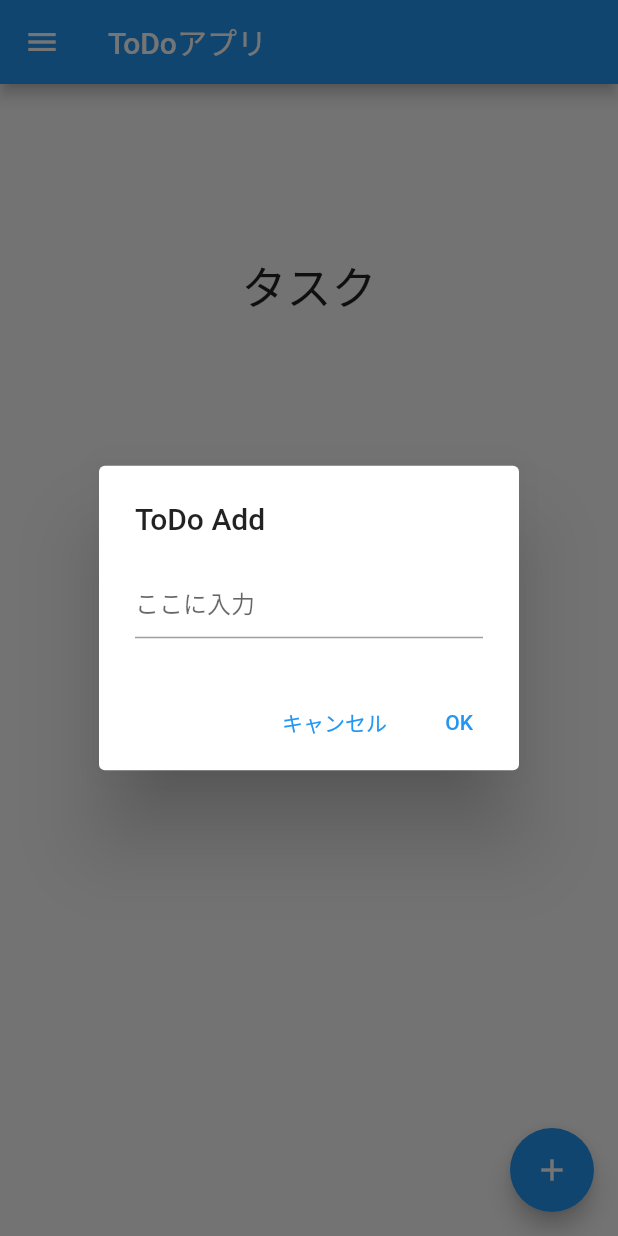
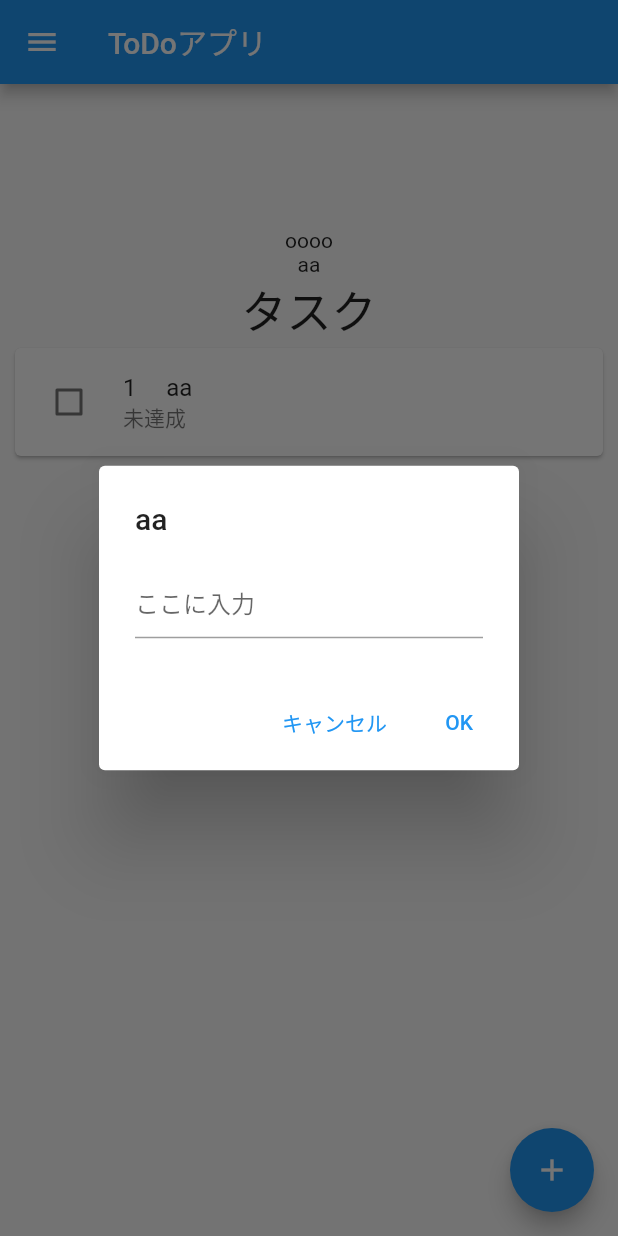
Before and after one commit to SSOkada/Todo, a Flutter app: the screen it shows after launch, after a tap on the "add" icon, on a phone screen of 412 x 824 dp. Run offline on Flutter 3.47's test engine with Material 2 defaults, Android fonts, the phone set to English and light mode, and no system bars; our stand-ins replace flutter_riverpod, hooks_riverpod.

Commit message:
RiverPod移行途中

```diff
--- a/lib/compornets/input_dialog.dart
+++ b/lib/compornets/input_dialog.dart
@@ -1,19 +1,33 @@
 import 'package:flutter/material.dart';
 import 'package:flutter/src/widgets/framework.dart';
 import 'package:flutter/src/widgets/placeholder.dart';
+import 'package:hooks_riverpod/hooks_riverpod.dart';
 import 'package:provider/provider.dart';
 
+import '../main.dart';
+import '../model/todo_data.dart';
 import '../state/todo_provider.dart';
 
+// final _todoProvider = StateNotifierProvider<TodoNotifier, List<todoData>>(
+//     (ref) => TodoNotifier());
+
+void main() {
+  runApp(
+    const ProviderScope(
+      child: MyApp(),
+    ),
+  );
+}
+
 @override
-Future<void> InputDialog(BuildContext context) async {
+Future<void> InputDialog(BuildContext context, WidgetRef ref) async {
   String todo = '';
-  final todoProvider = Provider.of<TodoNotifier>(context, listen: false);
   return await showDialog(
       context: context,
       builder: (context) {
         return AlertDialog(
-          title: Text('ToDo Add'),
+          title: Text(
+              ref.watch(todoProvider)[ref.watch(todoProvider).length - 1].name),
           content: TextField(
             decoration: InputDecoration(hintText: 'ここに入力'),
             onChanged: (value) => todo = value,
@@ -27,7 +41,11 @@ Future<void> InputDialog(BuildContext context) async {
             ),
             TextButton(
               onPressed: () {
-                todoProvider.todoAdd(todo);
+                todoData todoD =
+                    todoData(ref.watch(todoProvider).length + 1, todo, false);
+                ref.watch(todoProvider.notifier).addToDo(todoD);
+                print('ref.watch(_todoProvider).length');
+                print(ref.watch(todoProvider).length);
                 Navigator.pop(context);
               },
               child: Text('OK'),
--- a/lib/main.dart
+++ b/lib/main.dart
@@ -1,12 +1,20 @@
 import 'package:flutter/material.dart';
 import 'package:helloworld/screens/todo/todo.dart';
 import 'package:helloworld/state/todo_provider.dart';
+import 'package:hooks_riverpod/hooks_riverpod.dart';
 import 'package:provider/provider.dart';
 
 import 'model/todo_data.dart';
 
+final _todoProvider = StateNotifierProvider<TodoNotifier, List<todoData>>(
+    (ref) => TodoNotifier());
+
 void main() {
-  runApp(const MyApp());
+  runApp(
+    ProviderScope(
+      child: MyApp(),
+    ),
+  );
 }
 
 class MyApp extends StatelessWidget {
@@ -20,25 +28,17 @@ class MyApp extends StatelessWidget {
       theme: ThemeData(
         primarySwatch: Colors.blue,
       ),
-      home: const MyHomePage(title: 'Flutter Demo Home Page'),
+      home: ToDo(),
     );
   }
 }
 
-class MyHomePage extends StatefulWidget {
+class MyHomePage extends HookConsumerWidget {
   const MyHomePage({super.key, required this.title});
   final String title;
 
   @override
-  State<MyHomePage> createState() => _MyHomePageState();
-}
-
-class _MyHomePageState extends State<MyHomePage> {
-  @override
-  Widget build(BuildContext context) {
-    return ChangeNotifierProvider(
-      create: (context) => TodoNotifier(),
-      child: const ToDo(),
-    );
+  Widget build(BuildContext context, WidgetRef ref) {
+    return ToDo();
   }
 }
--- a/lib/model/todo_data.dart
+++ b/lib/model/todo_data.dart
@@ -1,6 +1,7 @@
 class todoData {
+  int id;
   String name;
   bool flg;
 
-  todoData(this.name, this.flg);
+  todoData(this.id, this.name, this.flg);
 }
--- a/lib/screens/todo/todo.dart
+++ b/lib/screens/todo/todo.dart
@@ -1,25 +1,23 @@
 import 'package:flutter/material.dart';
 import 'package:flutter/src/widgets/framework.dart';
 import 'package:flutter/src/widgets/placeholder.dart';
+import 'package:flutter_riverpod/flutter_riverpod.dart';
+import 'package:helloworld/main.dart';
 import 'package:helloworld/state/todo_provider.dart';
+import 'package:hooks_riverpod/hooks_riverpod.dart';
 import 'package:provider/provider.dart';
 
 import '../../compornets/input_dialog.dart';
 import '../../model/todo_data.dart';
+import '../../state/test.dart';
 
-class ToDo extends StatefulWidget {
-  const ToDo({super.key});
+final test = StateNotifierProvider<Test, String>((ref) => Test());
 
-  @override
-  State<ToDo> createState() => _ToDoState();
-}
-
-class _ToDoState extends State<ToDo> {
+class ToDo extends HookConsumerWidget {
   final title = 'ToDoアプリ';
 
   @override
-  Widget build(BuildContext context) {
-    final todoProvider = Provider.of<TodoNotifier>(context);
+  Widget build(BuildContext context, WidgetRef ref) {
     return Scaffold(
       drawer: Drawer(),
       appBar: AppBar(
@@ -29,6 +27,10 @@ class _ToDoState extends State<ToDo> {
         child: Column(
           mainAxisAlignment: MainAxisAlignment.center,
           children: <Widget>[
+            Text(ref.watch(test)),
+            Text(ref
+                .watch(todoProvider)[ref.watch(todoProvider).length - 1]
+                .name),
             const Text(
               'タスク',
               style: TextStyle(fontSize: 30),
@@ -37,31 +39,34 @@ class _ToDoState extends State<ToDo> {
               height: 500,
               width: 400,
               child: ListView.builder(
-                itemCount: todoProvider.todoList.length,
+                itemCount: ref.watch(todoProvider).length,
                 itemBuilder: (
                   BuildContext context,
                   int index,
                 ) {
+                  print('index');
+                  print(index);
+                  print(ref.watch(todoProvider).length);
                   return Card(
                     child: Container(
                       child: Column(
                         children: <Widget>[
                           CheckboxListTile(
                             activeColor: Colors.blue,
-                            title: Text(todoProvider.todoList[index] != null
-                                ? todoProvider.todoList[index].name
+                            title: Text(ref.watch(todoProvider)[index] != null
+                                ? ref.watch(todoProvider)[index].id.toString() +
+                                    '     ' +
+                                    ref.watch(todoProvider)[index].name
                                 : ''),
-                            subtitle: Text(todoProvider.todoList[index].flg
+                            subtitle: Text(ref.watch(todoProvider)[index].flg
                                 ? '達成済'
                                 : '未達成'),
                             controlAffinity: ListTileControlAffinity.leading,
-                            value: todoProvider.todoList[index] != null
-                                ? todoProvider.todoList[index].flg
+                            value: ref.watch(todoProvider)[index] != null
+                                ? ref.watch(todoProvider)[index].flg
                                 : false,
                             onChanged: (value) {
-                              setState(() {
-                                todoProvider.todoList.removeAt(index);
-                              });
+                              // ref.watch(todoProvider)
                             },
                           )
                         ],
@@ -77,7 +82,10 @@ class _ToDoState extends State<ToDo> {
       floatingActionButton: FloatingActionButton(
         onPressed: () {
           print('クリック');
-          InputDialog(context);
+          ref.read(test.notifier).addToDo('oooo');
+          InputDialog(context, ref);
+          print(ref.watch(todoProvider).length);
+          print('ref.watch(_todoProvider).length');
         },
         tooltip: 'Increment',
         child: const Icon(Icons.add),
--- /dev/null
+++ b/lib/state/test.dart
@@ -0,0 +1,12 @@
+import 'package:flutter/material.dart';
+import 'package:flutter_riverpod/flutter_riverpod.dart';
+import 'package:provider/provider.dart';
+
+import '../model/todo_data.dart';
+
+class Test extends StateNotifier<String> {
+  Test() : super('test');
+  void addToDo(String value) {
+    state = value;
+  }
+}
--- a/lib/state/todo_provider.dart
+++ b/lib/state/todo_provider.dart
@@ -1,24 +1,15 @@
 import 'package:flutter/material.dart';
+import 'package:flutter_riverpod/flutter_riverpod.dart';
 import 'package:provider/provider.dart';
 
 import '../model/todo_data.dart';
 
-class TodoNotifier with ChangeNotifier {
-  final List<todoData> _todoList = [];
+final todoProvider = StateNotifierProvider<TodoNotifier, List<todoData>>(
+    (ref) => TodoNotifier());
 
-  List<todoData> get todoList => _todoList;
-
-  void todoAdd(String todo) {
-    _todoList.add(todoData(todo, false));
-    notifyListeners();
-  }
-
-  void todoRemove(int index) {
-    _todoList.removeAt(index);
-    notifyListeners();
+class TodoNotifier extends StateNotifier<List<todoData>> {
+  TodoNotifier() : super([todoData(1, 'aa', false)]);
+  void addToDo(todoData todo) {
+    state = [...state, todo];
   }
 }
-
-final todoProvider = ChangeNotifierProvider<TodoNotifier>(create: (ref) {
-  return TodoNotifier();
-});
--- a/pubspec.yaml
+++ b/pubspec.yaml
@@ -36,7 +36,8 @@ dependencies:
   # Use with the CupertinoIcons class for iOS style icons.
   cupertino_icons: ^1.0.2
   provider: ^6.0.5
-  flutter_riverpod: ^2.3.4
+  flutter_riverpod: ^2.3.5
+  hooks_riverpod: ^2.3.5
 
 dev_dependencies:
   flutter_test:
```
Also changed, not shown: pubspec.lock.
